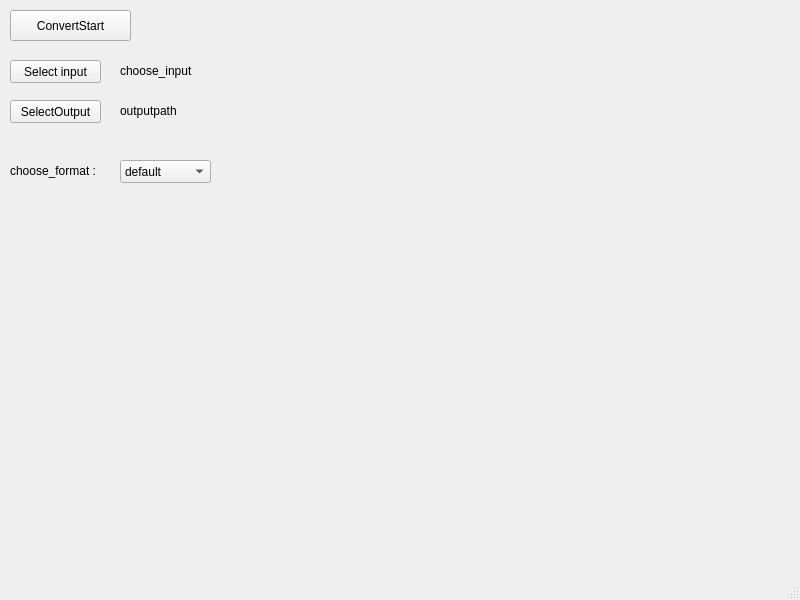
Qt form Qt_gui_Module/mainwindow.ui (suku156/rtf_convert) before a commit.
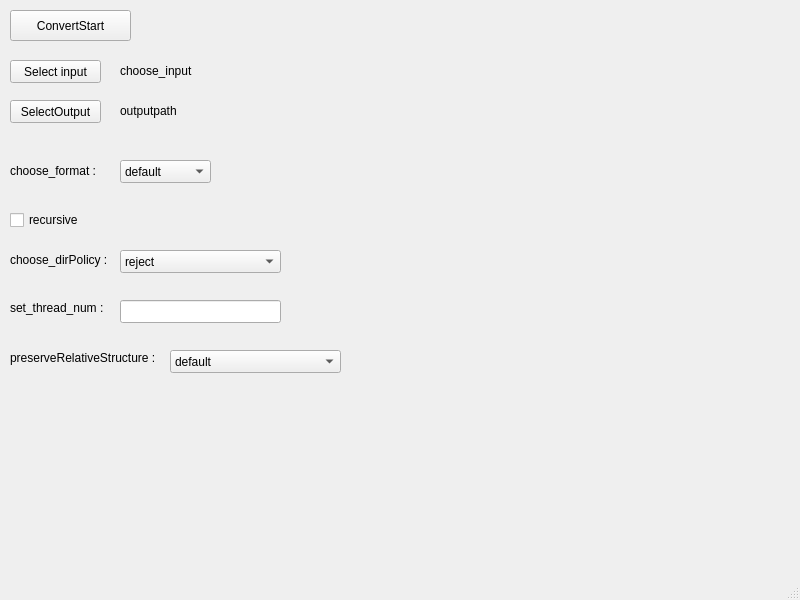
The same form after that commit.

The edit to the form file:
```diff
--- a/Qt_gui_Module/mainwindow.ui
+++ b/Qt_gui_Module/mainwindow.ui
@@ -128,6 +128,118 @@
      <string>ConvertStart</string>
     </property>
    </widget>
+   <widget class="QCheckBox" name="recursiveCheckBox">
+    <property name="geometry">
+     <rect>
+      <x>10</x>
+      <y>210</y>
+      <width>191</width>
+      <height>20</height>
+     </rect>
+    </property>
+    <property name="text">
+     <string>recursive</string>
+    </property>
+   </widget>
+   <widget class="QLabel" name="dirPolicy_label">
+    <property name="geometry">
+     <rect>
+      <x>10</x>
+      <y>250</y>
+      <width>111</width>
+      <height>20</height>
+     </rect>
+    </property>
+    <property name="text">
+     <string>choose_dirPolicy : </string>
+    </property>
+   </widget>
+   <widget class="QComboBox" name="comboBox_dirPolicy">
+    <property name="geometry">
+     <rect>
+      <x>120</x>
+      <y>250</y>
+      <width>161</width>
+      <height>23</height>
+     </rect>
+    </property>
+    <item>
+     <property name="text">
+      <string>reject</string>
+     </property>
+    </item>
+    <item>
+     <property name="text">
+      <string>overwrite</string>
+     </property>
+    </item>
+    <item>
+     <property name="text">
+      <string>renamewithsuffix</string>
+     </property>
+    </item>
+   </widget>
+   <widget class="QLineEdit" name="lineEdit_threadNum">
+    <property name="geometry">
+     <rect>
+      <x>120</x>
+      <y>300</y>
+      <width>161</width>
+      <height>23</height>
+     </rect>
+    </property>
+   </widget>
+   <widget class="QLabel" name="thread_label">
+    <property name="geometry">
+     <rect>
+      <x>10</x>
+      <y>300</y>
+      <width>111</width>
+      <height>16</height>
+     </rect>
+    </property>
+    <property name="text">
+     <string>set_thread_num :</string>
+    </property>
+   </widget>
+   <widget class="QLabel" name="preserveRelativeStructure_label">
+    <property name="geometry">
+     <rect>
+      <x>10</x>
+      <y>350</y>
+      <width>151</width>
+      <height>16</height>
+     </rect>
+    </property>
+    <property name="text">
+     <string>preserveRelativeStructure :</string>
+    </property>
+   </widget>
+   <widget class="QComboBox" name="comboBox_preserveRelativeStructure">
+    <property name="geometry">
+     <rect>
+      <x>170</x>
+      <y>350</y>
+      <width>171</width>
+      <height>23</height>
+     </rect>
+    </property>
+    <item>
+     <property name="text">
+      <string>default</string>
+     </property>
+    </item>
+    <item>
+     <property name="text">
+      <string>preserve-structure</string>
+     </property>
+    </item>
+    <item>
+     <property name="text">
+      <string>flat-output</string>
+     </property>
+    </item>
+   </widget>
   </widget>
   <widget class="QMenuBar" name="menubar">
    <property name="geometry">
```
